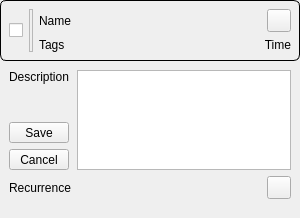
david4more/QtToDo, file src/TaskWidget/taskwidget.ui: the form before one commit.
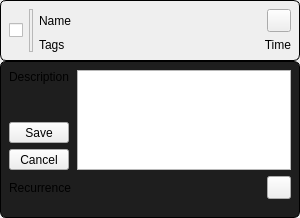
The form after the commit.

What changed in the file:
```diff
--- a/src/TaskWidget/taskwidget.ui
+++ b/src/TaskWidget/taskwidget.ui
@@ -184,6 +184,9 @@
    </item>
    <item>
     <widget class="QWidget" name="expandingWidget" native="true">
+     <property name="styleSheet">
+      <string notr="true">QWidget#expandingWidget { background-color: #1e1e1e; border: 1px solid black; border-radius: 6px;}</string>
+     </property>
      <layout class="QFormLayout" name="formLayout">
       <item row="0" column="0">
        <layout class="QVBoxLayout" name="descriptionLayout">
```
Left out of the diff: 2 changed lines with no effect on the pictures.
